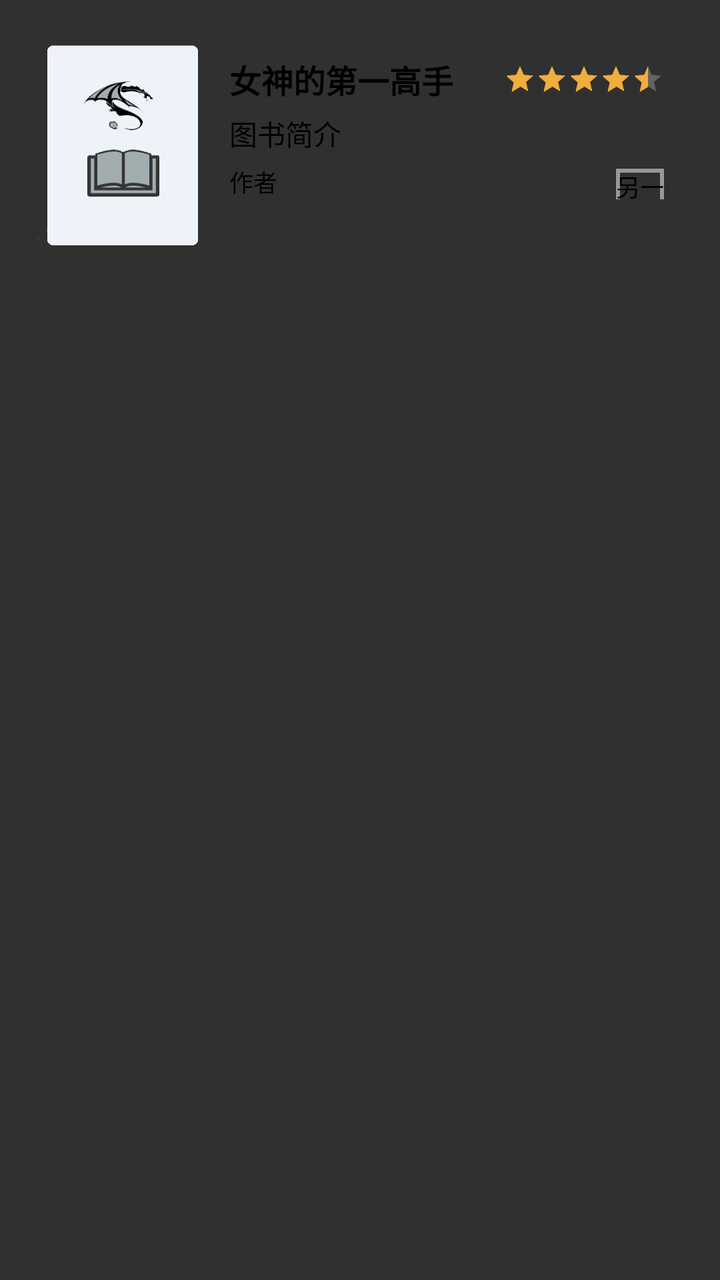
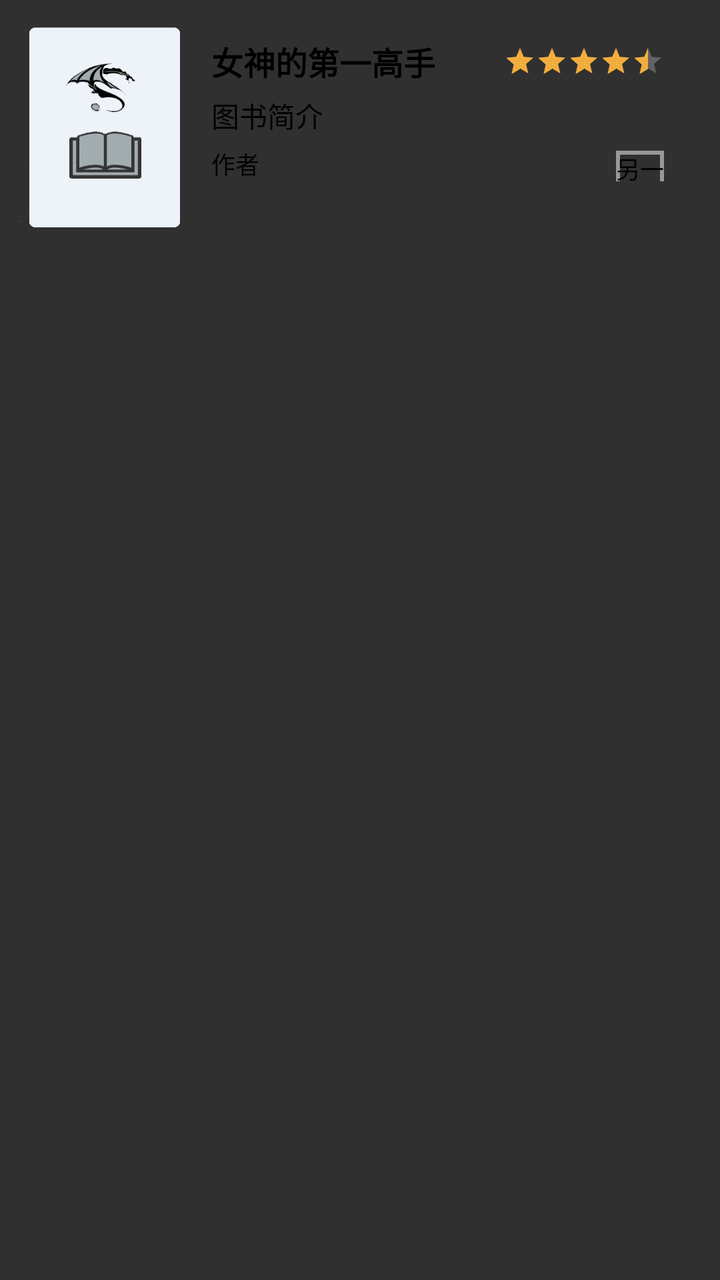

Before-and-after screenshots of an Android layout around one commit, followed by the original layout XML and the change that was made.
<!-- AndroidManifest.xml: application theme Theme.Design.NoActionBar -->
<!-- res/layout/mp_bookr_recommend_list_item.xml -->
<?xml version="1.0" encoding="utf-8"?>
<LinearLayout xmlns:android="http://schemas.android.com/apk/res/android"
    android:layout_width="match_parent"
    android:layout_height="wrap_content"
    android:orientation="horizontal"
    android:paddingLeft="18dp"
    android:paddingRight="18dp"
    android:paddingTop="18dp"
    >

    <LinearLayout
        android:id="@+id/mp_bookr_recommend_list_item_layout"
        android:layout_width="0dp"
        android:layout_height="wrap_content"
        android:layout_weight="1"
        android:orientation="horizontal">

        <ImageView
            android:id="@+id/mp_bookr_recommend_list_item_image"
            android:layout_width="wrap_content"
            android:layout_height="110dp"
            android:background="@drawable/img_cover_default_circle_1"
            android:scaleType="fitXY" />

        <LinearLayout
            android:layout_width="match_parent"
            android:layout_height="match_parent"
            android:orientation="vertical"
            android:paddingLeft="10dp"
            android:paddingRight="10dp">

            <FrameLayout
                android:layout_width="match_parent"
                android:layout_height="wrap_content"
                android:layout_marginTop="10dp">

                <TextView
                    android:id="@+id/mp_bookr_recommend_list_item_bookname"
                    android:layout_width="wrap_content"
                    android:layout_height="wrap_content"
                    android:ellipsize="end"
                    android:maxLines="2"
                    android:text="女神的第一高手"
                    android:textColor="@color/black"
                    android:textSize="16dp"
                    android:textStyle="bold" />

                <RatingBar
                    android:id="@+id/mp_content_card_ratingbar"
                    style="?attr/ratingBarStyleSmall"
                    android:layout_width="wrap_content"
                    android:layout_height="wrap_content"
                    android:layout_gravity="right|center"
                    android:isIndicator="true"
                    android:rating="4.5"
                    android:stepSize="0.01"
                    android:theme="@style/RatingBar_CustomColor" />
            </FrameLayout>

            <TextView
                android:id="@+id/mp_bookr_recommend_list_item_bookdesc"
                android:layout_width="match_parent"
                android:layout_height="wrap_content"
                android:layout_marginTop="5dp"
                android:ellipsize="end"
                android:lineSpacingExtra="2dp"
                android:maxLines="2"
                android:text="图书简介"
                android:textColor="@color/black"
                android:textSize="14dp" />

            <FrameLayout
                android:layout_width="match_parent"
                android:layout_height="wrap_content">

                <TextView
                    android:id="@+id/mp_bookr_recommend_list_item_bookauthor"
                    android:layout_width="wrap_content"
                    android:layout_height="wrap_content"
                    android:layout_gravity="bottom"
                    android:layout_marginTop="5dp"
                    android:text="作者"
                    android:textColor="@color/black"
                    android:textSize="12dp" />

                <TextView
                    android:id="@+id/mp_bookr_recommend_list_item_bookcategory"
                    android:layout_width="wrap_content"
                    android:layout_height="wrap_content"
                    android:layout_gravity="right|center"
                    android:layout_marginTop="5dp"
                    android:text="另一"
                    android:background="@drawable/mp_text_frame"
                    android:textColor="@color/black"
                    android:textSize="12dp" />
            </FrameLayout>

        </LinearLayout>
    </LinearLayout>
</LinearLayout>
<!-- resources referenced by this layout -->
<resources>
  <color name="black">#000000</color>
  <!-- drawable img_cover_default_circle_1: png bitmap (drawable-xxhdpi, 13499 bytes) -->
  <!-- drawable mp_text_frame (drawable) -->
  <?xml version="1.0" encoding="UTF-8"?>
  <shape xmlns:android="http://schemas.android.com/apk/res/android">
      <solid android:color="#00000000"/>
      <stroke android:width="2dip" android:color="@color/bright_foreground_disabled_material_dark" />
  </shape>
  <style name="RatingBar_CustomColor" parent="@android:style/Widget.Holo.RatingBar.Indicator">
          
          <item name="colorControlNormal">#D7D7D7</item>
          
          <item name="colorControlActivated">#F1AD3E</item>
      </style>
  <color name="bright_foreground_disabled_material_dark">#80ffffff</color>
</resources>

<!-- the commit's change to res/layout/mp_bookr_recommend_list_item.xml (unified diff, before → after) -->
@@ -3,9 +3,10 @@
     android:layout_width="match_parent"
     android:layout_height="wrap_content"
     android:orientation="horizontal"
-    android:paddingLeft="18dp"
+    android:paddingLeft="9dp"
     android:paddingRight="18dp"
-    android:paddingTop="18dp"
+    android:paddingTop="9dp"
+    android:paddingBottom="9dp"
     >
 
     <LinearLayout
